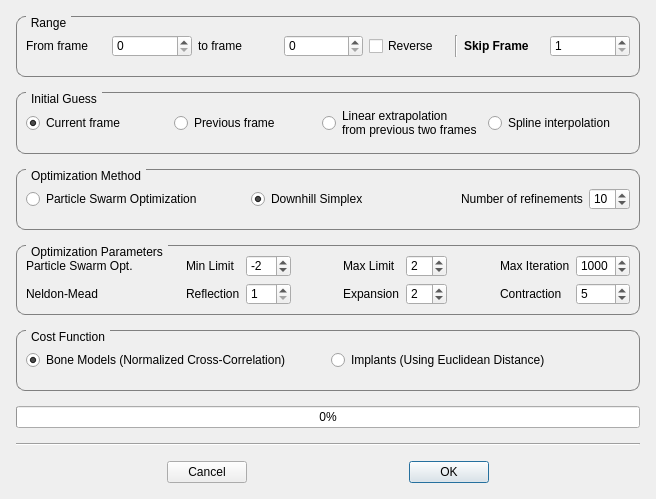
First picture: the form in autoscoper/src/ui/ui-files/TrackingOptionsDialog.ui, repository BrownBiomechanics/Autoscoper, before the edit.
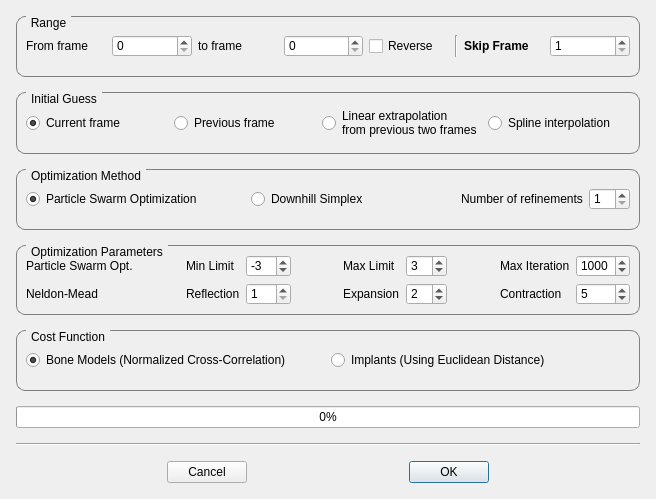
Second picture: the form after the edit.

The edit to the form file:
```diff
--- a/autoscoper/src/ui/ui-files/TrackingOptionsDialog.ui
+++ b/autoscoper/src/ui/ui-files/TrackingOptionsDialog.ui
@@ -262,7 +262,7 @@
            <number>1</number>
           </property>
           <property name="value">
-           <number>10</number>
+           <number>1</number>
           </property>
          </widget>
         </item>
@@ -279,7 +279,7 @@
            <string>Downhill Simplex</string>
           </property>
           <property name="checked">
-           <bool>true</bool>
+           <bool>false</bool>
           </property>
          </widget>
         </item>
@@ -289,7 +289,7 @@
            <string>Particle Swarm Optimization</string>
           </property>
           <property name="checked">
-           <bool>false</bool>
+           <bool>true</bool>
           </property>
          </widget>
         </item>
@@ -394,10 +394,10 @@
            <number>-20</number>
           </property>
           <property name="maximum">
-           <number>0</number>
+           <number>-1</number>
           </property>
           <property name="value">
-           <number>-2</number>
+           <number>-3</number>
           </property>
           <property name="displayIntegerBase">
            <number>10</number>
@@ -427,13 +427,13 @@
         <item row="1" column="6">
          <widget class="QSpinBox" name="spinBox_trans_limit">
           <property name="minimum">
-           <number>0</number>
+           <number>1</number>
           </property>
           <property name="maximum">
            <number>20</number>
           </property>
           <property name="value">
-           <number>2</number>
+           <number>3</number>
           </property>
          </widget>
         </item>
```
